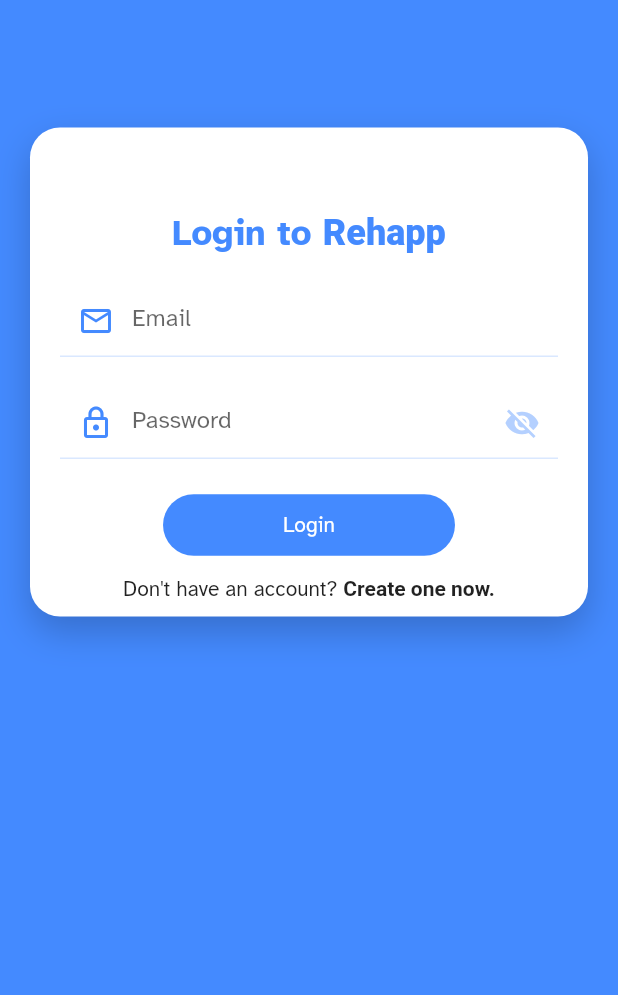
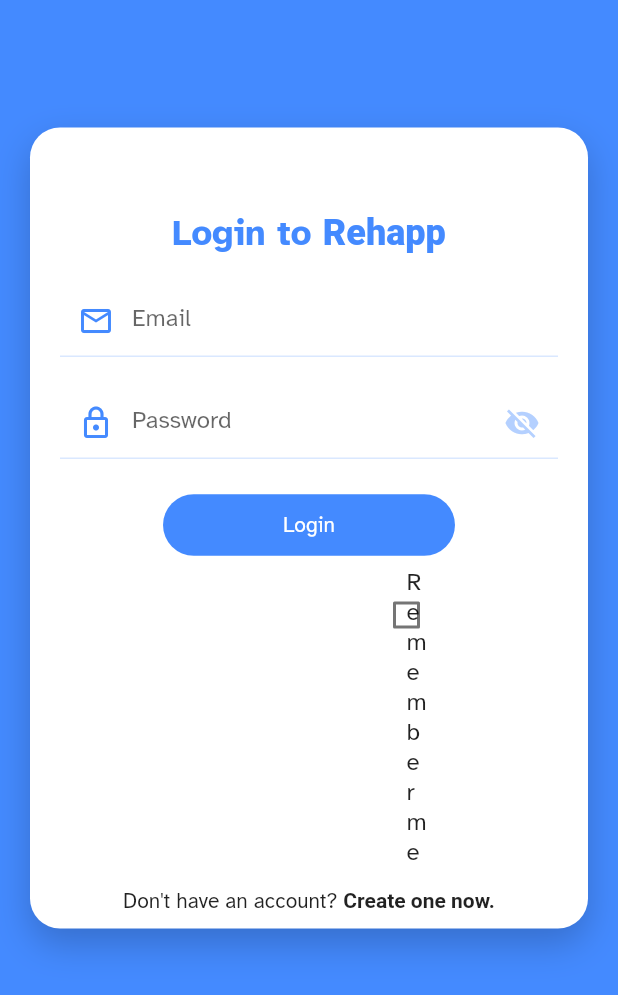
Before and after one commit to yoshikikakehi/REHAPP, a Flutter app: the screen it shows after launch, on a phone screen of 412 x 824 dp. Shown: the top 995 px of the screen. Run offline on Flutter 3.47's test engine with Material 2 defaults, Android fonts, the phone set to English and light mode, and no system bars; our stand-ins replace flutter_phoenix, shared_preferences.

Commit message:
added ui remember me checkbox to login page

```diff
--- a/rehapp/lib/pages/login.dart
+++ b/rehapp/lib/pages/login.dart
@@ -14,6 +14,8 @@
 import '../ProgressHUD.dart';
 import '../api/token.dart' as token;
 import '../api/user.dart' as user;
+
+bool checked = false;
 
 class LoginPage extends StatefulWidget {
   @override
@@ -245,6 +247,27 @@
                     style: TextStyle(color: Colors.white),
                   ),
                 ),
+                Container(
+                  color: Colors.white,
+                  alignment: Alignment.center,
+                  //padding: const EdgeInsets.only(left: 370),
+                  padding: const EdgeInsets.symmetric(
+                      vertical: 0, horizontal: 215),
+                  child: Material(
+                    child: CheckboxListTile(
+                      tileColor: Colors.white,
+                      title: const Text('Remember me'),
+                      controlAffinity: ListTileControlAffinity.platform,
+                      selected: false,
+                      value: checked,
+                      onChanged:(bool? value) {
+                        setState(() {
+                          checked = value!;
+                        });
+                      },
+                    ),
+                  ),
+                ),
                 Padding(
                   padding: const EdgeInsets.only(top: 10.0),
                   child: InkWell(
@@ -265,6 +288,7 @@
                           ],
                         ),
                       )),
+
                 ),
               ]),
             ),
```
Also changed, not shown: rehapp/pubspec.lock.
